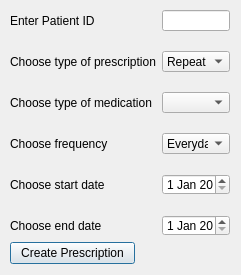
Above: createprescription.ui from dan-yates1/pharmacy-system before the change. Below: the same form after it.
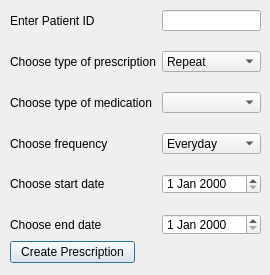
That is the form after the change. Icons and pictures are not drawn.

Commit message: Added ConnectToDatabase method to CreatePrescription

Diff of the .ui file:
```diff
--- a/createprescription.ui
+++ b/createprescription.ui
@@ -6,7 +6,7 @@
    <rect>
     <x>0</x>
     <y>0</y>
-    <width>241</width>
+    <width>270</width>
     <height>275</height>
    </rect>
   </property>
@@ -18,8 +18,8 @@
     <rect>
      <x>10</x>
      <y>10</y>
-     <width>220</width>
-     <height>254</height>
+     <width>251</width>
+     <height>253</height>
     </rect>
    </property>
    <layout class="QVBoxLayout" name="verticalLayout_2">
```
Left out of the diff: 12 changed lines with no effect on the pictures. The commit also changes 2 other files.
